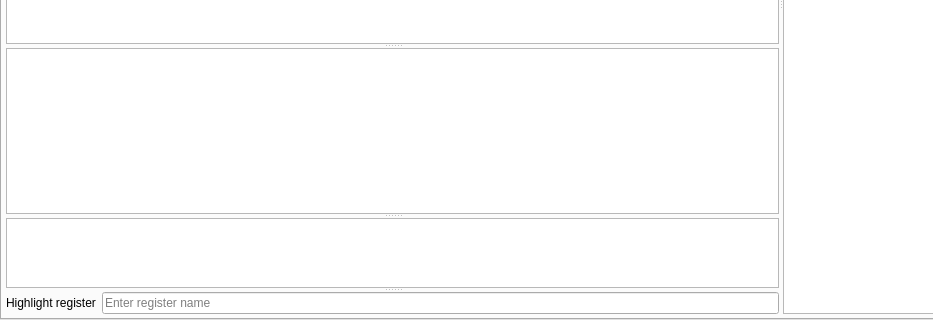
First picture: the form in mainwindow.ui, repository digetx/tegra2_qemu_trace_viewer, before the edit; both pictures show x 0 to 933 and y 347 to 667 of the 1046 by 667 pixel window.
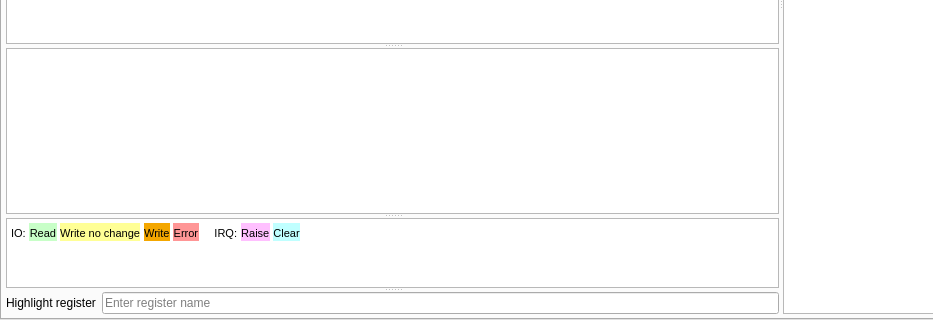
Second picture: the form after the edit. Custom widgets are drawn as their Qt base class.

Commit message: UI: Add trace colors description help text

```diff
--- a/mainwindow.ui
+++ b/mainwindow.ui
@@ -144,7 +144,7 @@
                  <bool>false</bool>
                 </attribute>
                </widget>
-               <widget class="QPlainTextEdit" name="textRegDesc">
+               <widget class="QTextEdit" name="textRegDesc">
                 <property name="sizePolicy">
                  <sizepolicy hsizetype="Expanding" vsizetype="Expanding">
                   <horstretch>0</horstretch>
@@ -154,6 +154,13 @@
                 <property name="readOnly">
                  <bool>true</bool>
                 </property>
+                <property name="html">
+                 <string>&lt;!DOCTYPE HTML PUBLIC &quot;-//W3C//DTD HTML 4.0//EN&quot; &quot;http://www.w3.org/TR/REC-html40/strict.dtd&quot;&gt;
+&lt;html&gt;&lt;head&gt;&lt;meta name=&quot;qrichtext&quot; content=&quot;1&quot; /&gt;&lt;style type=&quot;text/css&quot;&gt;
+p, li { white-space: pre-wrap; }
+&lt;/style&gt;&lt;/head&gt;&lt;body style=&quot; font-family:'DejaVu Sans'; font-size:11pt; font-weight:400; font-style:normal;&quot;&gt;
+&lt;p style=&quot; margin-top:12px; margin-bottom:12px; margin-left:0px; margin-right:0px; -qt-block-indent:0; text-indent:0px;&quot;&gt;&lt;span style=&quot; font-size:8pt;&quot;&gt;IO:&lt;/span&gt; &lt;span style=&quot; font-size:8pt; background-color:#c8ffc8;&quot;&gt;Read&lt;/span&gt; &lt;span style=&quot; font-size:8pt; background-color:#ffff96;&quot;&gt;Write no change&lt;/span&gt; &lt;span style=&quot; font-size:8pt; background-color:#f4a700;&quot;&gt;Write&lt;/span&gt; &lt;span style=&quot; font-size:8pt; background-color:#ff9696;&quot;&gt;Error&lt;/span&gt; &lt;span style=&quot; font-size:8pt;&quot;&gt;    IRQ:&lt;/span&gt; &lt;span style=&quot; font-size:8pt; background-color:#ffc0ff;&quot;&gt;Raise&lt;/span&gt; &lt;span style=&quot; font-size:8pt; background-color:#c0ffff;&quot;&gt;Clear&lt;/span&gt;&lt;/p&gt;&lt;/body&gt;&lt;/html&gt;</string>
+                </property>
                </widget>
               </widget>
               <widget class="QFrame" name="frame">
```
The commit also changes 1 other file.
